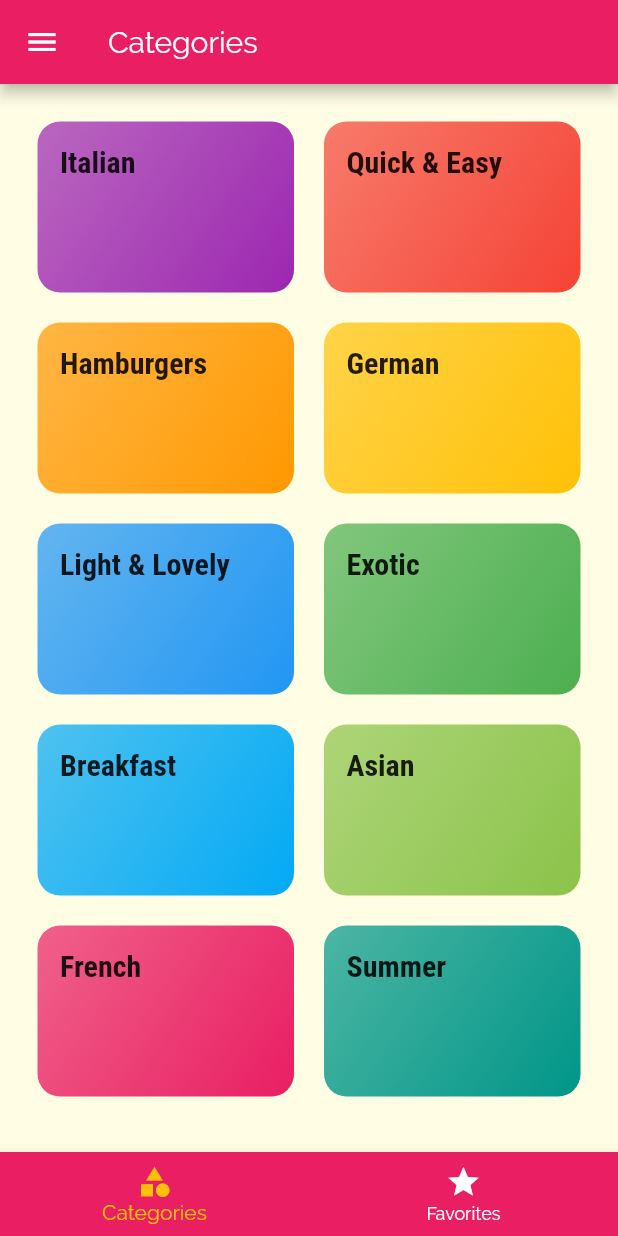
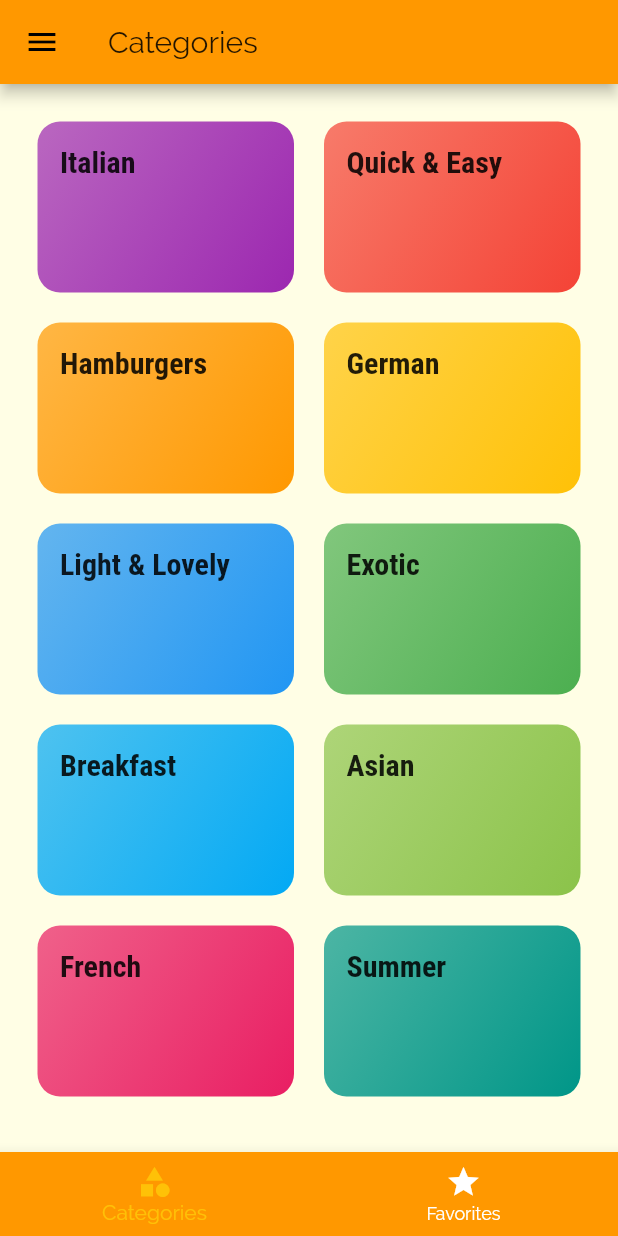
Before and after one commit to TammamKhalaf/Daily_Recipes, a Flutter app: the screen it shows after launch, on a phone screen of 412 x 824 dp. Run offline on Flutter 3.47's test engine with Material 2 defaults, Android fonts, the phone set to English and light mode, and no system bars.

Commit message:
version 1 to publish

```diff
--- a/lib/main.dart
+++ b/lib/main.dart
@@ -70,11 +70,12 @@ class _MyAppState extends State<MyApp> {
   @override
   Widget build(BuildContext context) {
     return MaterialApp(
-      title: 'DeliMeals',
+      debugShowCheckedModeBanner: false,
+      title: 'Daily Recipes',
       theme: ThemeData(
-        primarySwatch: Colors.pink,
+        primarySwatch: Colors.orange,
         accentColor: Colors.amber,
-        canvasColor: Color.fromRGBO(255, 254, 229, 1),
+        canvasColor: Color.fromRGBO(255, 254, 229, 1.0),
         fontFamily: 'Raleway',
         textTheme: ThemeData.light().textTheme.copyWith(
             body1: TextStyle(
@@ -98,15 +99,9 @@ class _MyAppState extends State<MyApp> {
         MealDetailScreen.routeName: (ctx) => MealDetailScreen(_toggleFavorite, _isMealFavorite),
         FiltersScreen.routeName: (ctx) => FiltersScreen(_filters, _setFilters),
       },
-      onGenerateRoute: (settings) {
-        print(settings.arguments);
-        // if (settings.name == '/meal-detail') {
-        //   return ...;
-        // } else if (settings.name == '/something-else') {
-        //   return ...;
-        // }
-        // return MaterialPageRoute(builder: (ctx) => CategoriesScreen(),);
-      },
+      // onGenerateRoute: (settings) {
+      //
+      // },
       onUnknownRoute: (settings) {
         return MaterialPageRoute(
           builder: (ctx) => CategoriesScreen(),
```
Also changed, not shown: pubspec.yaml (+10 -0 lines), assets/icon/logo.png (added), lib/MindMap.png (added), pubspec.lock, 32 other files.
